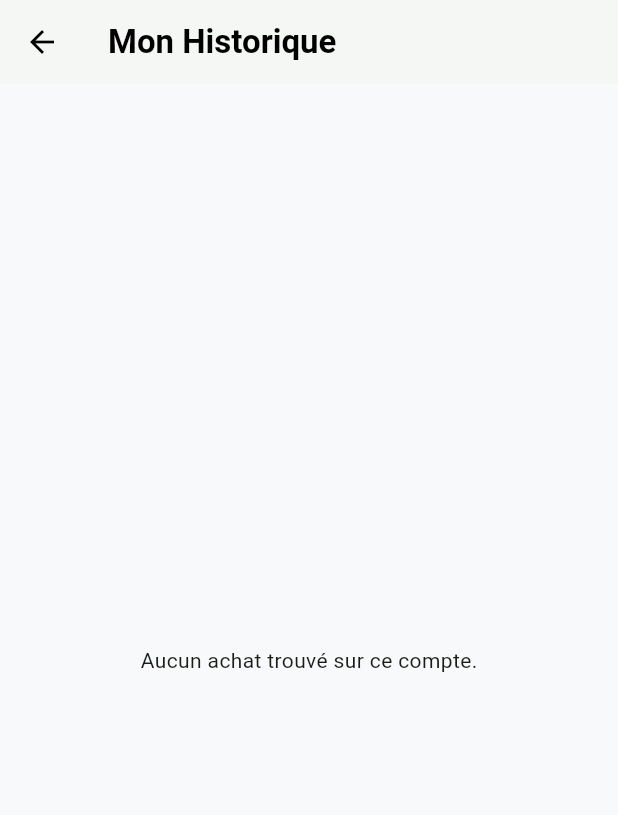
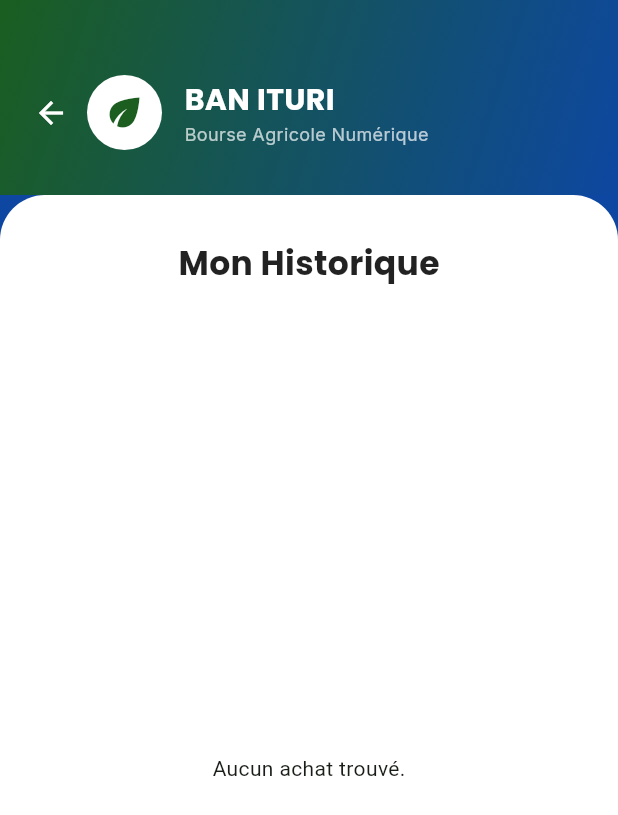
Before and after one commit to willykyabira/bourse_agricole, a Flutter app: the HistoriquePage screen opened directly, on a phone screen of 412 x 824 dp. Shown: the top 815 px of the screen. Run offline on Flutter 3.47's test engine with Material 3 defaults, Android fonts, the phone set to English and light mode, and no system bars; our stand-ins replace equatable, flutter_bloc, flutter_dotenv, get_it, google_fonts, pdf and 3 more; accounts and stored records are empty.

Commit message:
BAN Mobile Test 19 juin 2026

```diff
--- a/lib/features/presentation/pages/creer_compte.dart
+++ b/lib/features/presentation/pages/creer_compte.dart
@@ -133,6 +133,7 @@ class _CreationCompteState extends State<CreationCompte> {
         hintText: "Mot de passe",
         prefixIcon: const Icon(Icons.lock_outline, color: banPurpleBottom),
         suffixIcon: IconButton(
+          // ignore: deprecated_member_use
           icon: Icon(_obscureText ? Icons.visibility_off : Icons.visibility, color: banPurpleBottom.withOpacity(0.6)),
           onPressed: () => setState(() => _obscureText = !_obscureText),
         ),
--- a/lib/features/presentation/pages/facture_proforma.dart
+++ b/lib/features/presentation/pages/facture_proforma.dart
@@ -100,6 +100,7 @@ class _FactureProformaState extends State<FactureProforma> {
           pw.Text("Facture N°: $_numFacture | Date: $_dateFacture"),
           pw.Text("Client: ${widget.infoClient['nom'] ?? 'N/A'}"),
           pw.SizedBox(height: 20),
+          // ignore: deprecated_member_use
           pw.Table.fromTextArray(
             headers: ["Désignation", "Qté", "P.U", "Total"],
             data: [[widget.produit['nom_produit'] ?? 'Produit', widget.quantite.toString(), _calc.prixUnitaire.toStringAsFixed(2), _calc.prixBase.toStringAsFixed(2)]],
--- a/lib/features/presentation/pages/historique_commandes.dart
+++ b/lib/features/presentation/pages/historique_commandes.dart
@@ -1,14 +1,9 @@
 import 'package:flutter/material.dart';
-
+import 'package:google_fonts/google_fonts.dart';
 import 'package:supabase_flutter/supabase_flutter.dart';
-
 import 'package:pdf/widgets.dart' as pw;
-
 import 'package:pdf/pdf.dart';
-
 import 'package:printing/printing.dart';
-
-import 'package:barcode_widget/barcode_widget.dart';
 
 class HistoriquePage extends StatefulWidget {
   const HistoriquePage({super.key});
@@ -25,247 +20,190 @@ class _HistoriquePageState extends State<HistoriquePage> {
     final user = _supabase.auth.currentUser;
 
     return Scaffold(
-      backgroundColor: const Color(0xFFF8F9FA),
-
-      appBar: AppBar(
-        title: const Text(
-          "Mon Historique",
-          style: TextStyle(fontWeight: FontWeight.bold),
+      backgroundColor: const Color(0xFF0D47A1),
+      body: Column(
+        children: [
+          // En-tête avec bouton retour, logo et dégradé BAN ITURI
+          Container(
+            padding: const EdgeInsets.only(top: 50, left: 10, right: 20, bottom: 30),
+            decoration: const BoxDecoration(
+              gradient: LinearGradient(
+                colors: [Color(0xFF1B5E20), Color(0xFF0D47A1)],
+                begin: Alignment.topLeft,
+                end: Alignment.bottomRight,
+              ),
+            ),
+            child: Row(
+              children: [
+                // BOUTON RETOUR AJOUTÉ ICI
+                IconButton(
+                  icon: const Icon(Icons.arrow_back, color: Colors.white),
+                  onPressed: () => Navigator.pop(context),
+                ),
+                const CircleAvatar(
+                  radius: 25,
+                  backgroundColor: Colors.white,
+                  child: Icon(Icons.eco, color: Color(0xFF1B5E20), size: 30),
+                ),
+                const SizedBox(width: 15),
+                Column(
+                  crossAxisAlignment: CrossAxisAlignment.start,
+                  children: [
+                    Text("BAN ITURI", style: GoogleFonts.poppins(fontSize: 20, fontWeight: FontWeight.bold, color: Colors.white)),
+                    Text("Bourse Agricole Numérique", style: GoogleFonts.inter(fontSize: 12, color: Colors.white70)),
+                  ],
+                )
+              ],
+            ),
           ),
 
-        backgroundColor: Colors.white,
-
-        foregroundColor: Colors.black,
-
-        elevation: 1,
+          // Corps de page blanc
+          Expanded(
+            child: Container(
+              width: double.infinity,
+              decoration: const BoxDecoration(
+                color: Colors.white,
+                borderRadius: BorderRadius.only(
+                  topLeft: Radius.circular(30),
+                  topRight: Radius.circular(30),
+                ),
+              ),
+              child: Column(
+                children: [
+                  // TITRE CENTRÉ
+                  Center(
+                    child: Padding(
+                      padding: const EdgeInsets.fromLTRB(25, 30, 25, 10),
+                      child: Text(
+                        "Mon Historique",
+                        style: GoogleFonts.poppins(
+                          fontSize: 22,
+                          fontWeight: FontWeight.bold,
+                          color: Colors.black87
+                        ),
+                      ),
+                    ),
                   ),
 
-      body: user == null
-          ? const Center(
-              child: Text("Veuillez vous connecter pour voir vos achats."),
-            )
+                  // LISTE DES COMMANDES
+                  Expanded(
+                    child: user == null
+                        ? Center(child: Text("Veuillez vous connecter.", style: GoogleFonts.inter()))
                         : StreamBuilder<List<Map<String, dynamic>>>(
                             stream: _supabase
                                 .from('commandes')
                                 .stream(primaryKey: ['id'])
                                 .eq('user_id', user.id)
                                 .order('created_at', ascending: false),
-
                             builder: (context, snapshot) {
                               if (snapshot.connectionState == ConnectionState.waiting) {
                                 return const Center(child: CircularProgressIndicator());
                               }
-
-                if (snapshot.hasError)
-                  return Center(child: Text("Erreur : ${snapshot.error}"));
-
+                              if (snapshot.hasError) return Center(child: Text("Erreur : ${snapshot.error}"));
                               if (!snapshot.hasData || snapshot.data!.isEmpty) {
-                  return const Center(
-                    child: Text("Aucun achat trouvé sur ce compte."),
-                  );
+                                return const Center(child: Text("Aucun achat trouvé."));
                               }
 
                               final commandes = snapshot.data!;
-
                               return ListView.builder(
-                  padding: const EdgeInsets.all(16),
-
+                                padding: const EdgeInsets.symmetric(horizontal: 16),
                                 itemCount: commandes.length,
-
-                  itemBuilder: (context, index) =>
-                      _CommandeCard(item: commandes[index]),
+                                itemBuilder: (context, index) => _CommandeCard(item: commandes[index]),
                               );
                             },
+                          ),
+                  ),
+                ],
+              ),
+            ),
+          ),
+        ],
       ),
     );
   }
 }
 
+// --- CLASSE COMMANDE CARD ---
 class _CommandeCard extends StatelessWidget {
   final Map<String, dynamic> item;
-
   const _CommandeCard({required this.item});
 
+  // --- STRICTEMENT AUCUNE MODIFICATION DANS CETTE MÉTHODE ---
   Future<void> _printFacture() async {
-    // --- DÉBOGAGE : AFFICHE LES DONNÉES RÉELLES DANS LA CONSOLE ---
-
-    debugPrint("DEBUG - Contenu complet de l'objet item : $item");
-
     final pdf = pw.Document();
-
     final supabase = Supabase.instance.client;
 
     String telephone = "Non disponible";
-
     final String? lieu = item['lieu_retrait'];
 
     if (lieu != null && lieu.isNotEmpty) {
       try {
-        final data = await supabase
-            .from('entrepots')
-            .select('telephone')
-            .eq('nom', lieu)
-            .maybeSingle();
-
-        if (data != null && data['telephone'] != null) {
-          telephone = data['telephone'];
-        }
-      } catch (e) {
-        debugPrint("Erreur récupération téléphone : $e");
-      }
+        final data = await supabase.from('entrepots').select('telephone').eq('nom', lieu).maybeSingle();
+        if (data != null && data['telephone'] != null) telephone = data['telephone'];
+      } catch (e) { debugPrint("Erreur récupération téléphone : $e"); }
     }
 
     final double totalTtc = (item['prix_total'] as num?)?.toDouble() ?? 0.0;
-
     final int qty = (item['quantite'] as num?)?.toInt() ?? 1;
-
     final double unitPrice = qty > 0 ? (totalTtc / qty) : 0.0;
-
     final double tva = (item['montant_tva'] as num?)?.toDouble() ?? 0.0;
-
-    final double transport =
-        (item['frais_transport'] as num?)?.toDouble() ?? 0.0;
-
-    final double manutention =
-        (item['frais_manutention'] as num?)?.toDouble() ?? 0.0;
-
+    final double transport = (item['frais_transport'] as num?)?.toDouble() ?? 0.0;
+    final double manutention = (item['frais_manutention'] as num?)?.toDouble() ?? 0.0;
     final double commission = (item['commission'] as num?)?.toDouble() ?? 0.0;
-
-    final double totalHt =
-        totalTtc - tva - transport - manutention - commission;
+    final double totalHt = totalTtc - tva - transport - manutention - commission;
 
     pdf.addPage(
       pw.Page(
         pageFormat: PdfPageFormat.a4,
-
         build: (pw.Context context) {
           return pw.Column(
             crossAxisAlignment: pw.CrossAxisAlignment.start,
-
             children: [
               pw.Row(
                 mainAxisAlignment: pw.MainAxisAlignment.spaceBetween,
-
                 children: [
-                  pw.Column(
-                    crossAxisAlignment: pw.CrossAxisAlignment.start,
-                    children: [
-                      pw.Text(
-                        "BAN ITURI",
-                        style: pw.TextStyle(
-                          fontSize: 18,
-                          fontWeight: pw.FontWeight.bold,
-                        ),
-                      ),
-
-                      pw.Text(
-                        "RCCM : CD/GOM/RCCM/XX-XXXX",
-                        style: const pw.TextStyle(fontSize: 9),
-                      ),
-
-                      pw.Text(
-                        "ID NAT : X-XX-XXXXX-X",
-                        style: const pw.TextStyle(fontSize: 9),
-                      ),
-
-                      pw.Text(
-                        "NIF : AXXXXXXXXX",
-                        style: const pw.TextStyle(fontSize: 9),
-                      ),
-
-                      pw.Text(
-                        "Adresse : Goma, Nord-Kivu, RDC",
-                        style: const pw.TextStyle(fontSize: 9),
-                      ),
+                  pw.Column(crossAxisAlignment: pw.CrossAxisAlignment.start, children: [
+                    pw.Text("BAN ITURI", style: pw.TextStyle(fontSize: 18, fontWeight: pw.FontWeight.bold)),
+                    pw.Text("RCCM : CD/GOM/RCCM/XX-XXXX", style: const pw.TextStyle(fontSize: 9)),
+                    pw.Text("ID NAT : X-XX-XXXXX-X", style: const pw.TextStyle(fontSize: 9)),
+                    pw.Text("NIF : AXXXXXXXXX", style: const pw.TextStyle(fontSize: 9)),
+                    pw.Text("Adresse : Bunia, Ituri, RDC", style: const pw.TextStyle(fontSize: 9)),
+                  ]),
                 ],
               ),
-                ],
-              ),
-
               pw.Divider(),
-
-              pw.Text(
-                "FACTURE PROFORMA",
-                style: pw.TextStyle(
-                  fontSize: 24,
-                  fontWeight: pw.FontWeight.bold,
-                ),
-              ),
-
-              pw.Text(
-                "Facture N°: FAC-${item['id']?.toString().substring(0, 8) ?? 'XXXX'}",
-              ),
-
-              pw.Text(
-                "Date: ${item['created_at']?.toString().substring(0, 10) ?? 'N/A'}",
-              ),
-
+              pw.Text("FACTURE", style: pw.TextStyle(fontSize: 24, fontWeight: pw.FontWeight.bold)),
+              pw.Text("Facture N°: FAC-${item['id']?.toString().substring(0, 8) ?? 'XXXX'}"),
+              pw.Text("Date: ${item['created_at']?.toString().substring(0, 10) ?? 'N/A'}"),
               pw.Text("Client: ${item['nom_client'] ?? 'N/A'}"),
-
               pw.SizedBox(height: 20),
-
+              // ignore: deprecated_member_use
               pw.Table.fromTextArray(
                 headers: ["Désignation", "Qté", "P.U", "Total"],
-
-                data: [
-                  [
-                    item['nom_produit'] ?? 'Produit',
-
-                    qty.toString(),
-
-                    "${unitPrice.toStringAsFixed(2)} \$",
-
-                    "${totalTtc.toStringAsFixed(2)} \$",
-                  ],
-                ],
-
+                data: [[item['nom_produit'] ?? 'Produit', qty.toString(), "${unitPrice.toStringAsFixed(2)} \$", "${totalTtc.toStringAsFixed(2)} \$"]],
                 border: pw.TableBorder.all(),
-
                 headerStyle: pw.TextStyle(fontWeight: pw.FontWeight.bold),
               ),
-
               pw.SizedBox(height: 20),
-
               _buildPdfRow("Transport (3%)", transport),
-
               _buildPdfRow("Manutention (1%)", manutention),
-
               _buildPdfRow("Commission (5%)", commission),
-
               pw.Divider(),
-
               _buildPdfRow("TOTAL HT", totalHt),
-
               _buildPdfRow("TVA (16%)", tva),
-
               pw.Divider(),
-
               _buildPdfRow("NET À PAYER (TTC)", totalTtc, isBold: true),
-
               pw.SizedBox(height: 20),
-
               pw.Divider(),
-
-              pw.Text(
-                "Lieu de retrait: ${item['lieu_retrait'] ?? 'Non spécifié'}",
-              ),
-
+              pw.Text("Lieu de retrait: ${item['lieu_retrait'] ?? 'Non spécifié'}"),
               pw.Text("Téléphone de l'entrepôt: $telephone"),
-
-              pw.Text(
-                "Échéance de retrait: ${item['echeance_retrait'] ?? 'Non spécifiée'}",
-              ),
-
+              pw.Text("Échéance de retrait: ${item['echeance_retrait'] ?? 'Non spécifiée'}"),
               pw.Spacer(),
-
               pw.Center(
                 child: pw.BarcodeWidget(
                   barcode: pw.Barcode.qrCode(),
-
                   data: "CMD-${item['id']}",
-
                   width: 80,
-
                   height: 80,
                 ),
               ),
@@ -274,63 +212,41 @@ class _CommandeCard extends StatelessWidget {
         },
       ),
     );
-
     await Printing.layoutPdf(onLayout: (format) => pdf.save());
   }
 
-  pw.Widget _buildPdfRow(String label, double value, {bool isBold = false}) =>
-      pw.Padding(
+  pw.Widget _buildPdfRow(String label, double value, {bool isBold = false}) => pw.Padding(
     padding: const pw.EdgeInsets.symmetric(vertical: 2),
-
     child: pw.Row(
       mainAxisAlignment: pw.MainAxisAlignment.spaceBetween,
-
       children: [
-            pw.Text(
-              label,
-              style: pw.TextStyle(
-                fontWeight: isBold ? pw.FontWeight.bold : pw.FontWeight.normal,
-              ),
-            ),
-
+        pw.Text(label, style: pw.TextStyle(fontWeight: isBold ? pw.FontWeight.bold : pw.FontWeight.normal)),
         pw.Text("${value.toStringAsFixed(2)} \$"),
       ],
     ),
   );
+  // --- FIN ZONE INTANGIBLE ---
 
   @override
   Widget build(BuildContext context) {
     return Card(
       margin: const EdgeInsets.only(bottom: 12),
-
       shape: RoundedRectangleBorder(borderRadius: BorderRadius.circular(12)),
-
+      elevation: 1,
       child: ExpansionTile(
-        title: Text(
-          item['nom_produit'] ?? 'Produit',
-          style: const TextStyle(fontWeight: FontWeight.bold),
-        ),
-
-        subtitle: Text(
-          "${item['prix_total'] ?? 0} \$ - ${item['statut'] ?? 'Payé'}",
-        ),
-
+        title: Text(item['nom_produit'] ?? 'Produit', style: const TextStyle(fontWeight: FontWeight.bold)),
+        subtitle: Text("${item['prix_total'] ?? 0} \$ - ${item['statut'] ?? 'Payé'}"),
         trailing: IconButton(
           icon: const Icon(Icons.print, color: Colors.blue),
-
           onPressed: _printFacture,
-
           tooltip: "Imprimer la facture",
         ),
-
         children: [
           Padding(
             padding: const EdgeInsets.all(16.0),
-
             child: Column(
               children: [
                 ListTile(title: Text("Client: ${item['nom_client'] ?? 'N/A'}")),
-
                 ListTile(title: Text("Lieu: ${item['lieu_retrait'] ?? 'N/A'}")),
               ],
             ),
--- a/lib/features/presentation/pages/onglet_accueil.dart
+++ b/lib/features/presentation/pages/onglet_accueil.dart
@@ -179,6 +179,7 @@ class _OngletAccueilState extends State<OngletAccueil> {
           children: [
             Container(
               padding: const EdgeInsets.all(15),
+              // ignore: deprecated_member_use
               decoration: BoxDecoration(color: color.withOpacity(isSelected ? 0.2 : 0.1), shape: BoxShape.circle, border: isSelected ? Border.all(color: color, width: 2) : null),
               child: Icon(icon, color: color, size: 26),
             ),
@@ -196,6 +197,7 @@ class _OngletAccueilState extends State<OngletAccueil> {
       decoration: BoxDecoration(color: Colors.white, borderRadius: BorderRadius.circular(15), border: Border.all(color: Colors.grey[200]!)),
       child: Row(
         children: [
+          // ignore: deprecated_member_use
           Container(padding: const EdgeInsets.all(12), decoration: BoxDecoration(color: color.withOpacity(0.1), borderRadius: BorderRadius.circular(12)), child: Icon(icon, color: color, size: 26)),
           const SizedBox(width: 14),
           Expanded(child: Column(crossAxisAlignment: CrossAxisAlignment.start, children: [
--- a/lib/features/presentation/pages/onglet_profil.dart
+++ b/lib/features/presentation/pages/onglet_profil.dart
@@ -26,6 +26,7 @@ class OngletProfil extends StatelessWidget {
             border: Border.all(color: const Color(0xFFD1D9D1)),
             borderRadius: BorderRadius.circular(12),
             boxShadow: [
+              // ignore: deprecated_member_use
               BoxShadow(color: Colors.black.withOpacity(0.01), blurRadius: 6, offset: const Offset(0, 3))
             ],
           ),
--- a/lib/features/presentation/pages/onglet_ventes.dart
+++ b/lib/features/presentation/pages/onglet_ventes.dart
@@ -131,8 +131,10 @@ class _OngletVentesState extends State<OngletVentes> {
           Container(
             padding: const EdgeInsets.all(15),
             decoration: BoxDecoration(
+              // ignore: deprecated_member_use
               color: banGreen.withOpacity(0.05),
               borderRadius: BorderRadius.circular(12),
+              // ignore: deprecated_member_use
               border: Border.all(color: banGreen.withOpacity(0.15)),
             ),
             child: Row(
@@ -249,6 +251,7 @@ class _OngletVentesState extends State<OngletVentes> {
         borderRadius: BorderRadius.circular(16),
         border: Border.all(color: Colors.grey.shade200),
         boxShadow: [
+          // ignore: deprecated_member_use
           BoxShadow(color: Colors.black.withOpacity(0.01), blurRadius: 10, offset: const Offset(0, 4))
         ],
       ),
--- a/lib/features/presentation/pages/page_accueil_client.dart
+++ b/lib/features/presentation/pages/page_accueil_client.dart
@@ -192,6 +192,7 @@ class _PageAccueilClientState extends State<PageAccueilClient> {
         color: Colors.white,
         boxShadow: [
           BoxShadow(
+            // ignore: deprecated_member_use
             color: Colors.black.withOpacity(0.06),
             blurRadius: 15,
             offset: const Offset(0, -5),
--- a/lib/features/presentation/pages/paiement_mobile.dart
+++ b/lib/features/presentation/pages/paiement_mobile.dart
@@ -55,6 +55,7 @@ class _PaiementMobileScreenState extends State<PaiementMobileScreen> {
                       decoration: BoxDecoration(color: Colors.grey.shade100, borderRadius: BorderRadius.circular(12)),
                       child: DropdownButtonHideUnderline(
                         child: DropdownButtonFormField<String>(
+                          // ignore: deprecated_member_use
                           value: _selectedOperator,
                           isExpanded: true,
                           decoration: const InputDecoration(border: InputBorder.none, prefixIcon: Icon(Icons.account_balance_wallet_outlined, color: Color(0xFF1B5E20))),
```
Also changed, not shown: lib/features/presentation/pages/onglet_achats.dart (+32 -11 lines). Lines whose indentation alone changed are shown as unchanged.
